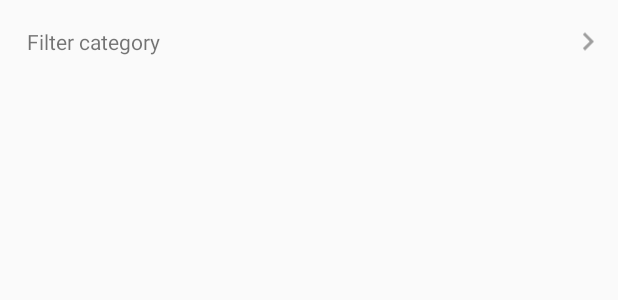
After one commit to ShelMax/JangSisters, an Android app: the layout item_filter.xml on its own in the app's theme, with its tools: preview values and no code run, on a phone screen of 412 x 824 dp. The commit adds this screen. Shown: the top 300 px of the screen. Run offline under Robolectric (Android 15) with nearby library versions, the phone set to English and light mode, and no system bars.

Commit message:
Category filter in home tab

```diff
--- a/app/build.gradle
+++ b/app/build.gradle
@@ -42,8 +42,8 @@ dependencies {
     implementation 'com.squareup.retrofit2:retrofit:2.3.0'
     implementation 'com.squareup.retrofit2:converter-gson:2.3.0'
     //Glide
-    implementation 'com.github.bumptech.glide:glide:4.4.0'
-    annotationProcessor 'com.github.bumptech.glide:compiler:4.4.0'
+    implementation 'com.github.bumptech.glide:glide:4.5.0'
+    annotationProcessor 'com.github.bumptech.glide:compiler:4.5.0'
     //ButterKnife
     implementation 'com.jakewharton:butterknife:8.8.1'
     annotationProcessor 'com.jakewharton:butterknife-compiler:8.8.1'
--- a/app/src/main/java/kr/sofac/jangsisters/models/Category.java
+++ b/app/src/main/java/kr/sofac/jangsisters/models/Category.java
@@ -70,7 +70,7 @@ public class Category {
 
     @Override
     public String toString() {
-        return "Category{" +
+        return "\n\nCategory{" +
                 "id=" + id +
                 ", parent_id=" + parent_id +
                 ", name='" + name + '\'' +
--- /dev/null
+++ b/app/src/main/res/layout/item_filter.xml
@@ -0,0 +1,39 @@
+<?xml version="1.0" encoding="utf-8"?>
+<android.support.constraint.ConstraintLayout xmlns:android="http://schemas.android.com/apk/res/android"
+    android:layout_width="match_parent"
+    android:layout_height="wrap_content"
+    xmlns:tools="http://schemas.android.com/tools"
+    xmlns:app="http://schemas.android.com/apk/res-auto" >
+
+    <TextView
+        android:id="@+id/filter_title"
+        android:layout_width="0dp"
+        android:layout_height="wrap_content"
+        android:layout_marginBottom="8dp"
+        android:layout_marginEnd="8dp"
+        android:layout_marginStart="8dp"
+        android:layout_marginTop="8dp"
+        android:layout_weight="1"
+        android:ellipsize="end"
+        android:gravity="center_vertical|start"
+        android:maxLines="1"
+        android:padding="10dp"
+        app:layout_constraintBottom_toBottomOf="parent"
+        app:layout_constraintEnd_toStartOf="@+id/imageView2"
+        app:layout_constraintStart_toStartOf="parent"
+        app:layout_constraintTop_toTopOf="parent"
+        tools:text="Filter category" />
+
+    <ImageView
+        android:id="@+id/imageView2"
+        android:layout_width="wrap_content"
+        android:layout_height="30dp"
+        android:layout_marginBottom="8dp"
+        android:layout_marginEnd="8dp"
+        android:layout_marginTop="8dp"
+        app:layout_constraintBottom_toBottomOf="parent"
+        app:layout_constraintEnd_toEndOf="parent"
+        app:layout_constraintTop_toTopOf="parent"
+        app:srcCompat="@drawable/arrow_right_grey" />
+
+</android.support.constraint.ConstraintLayout>
```
Also changed, not shown: app/src/main/java/kr/sofac/jangsisters/activities/MainActivity.java (+36 -13 lines), app/src/main/java/kr/sofac/jangsisters/views/adapters/FilterAdapter.java (+8 -20 lines), app/src/main/res/layout/activity_main.xml (+14 -5 lines), app/src/main/res/layout/filter_view.xml (added, +70 -0 lines).
